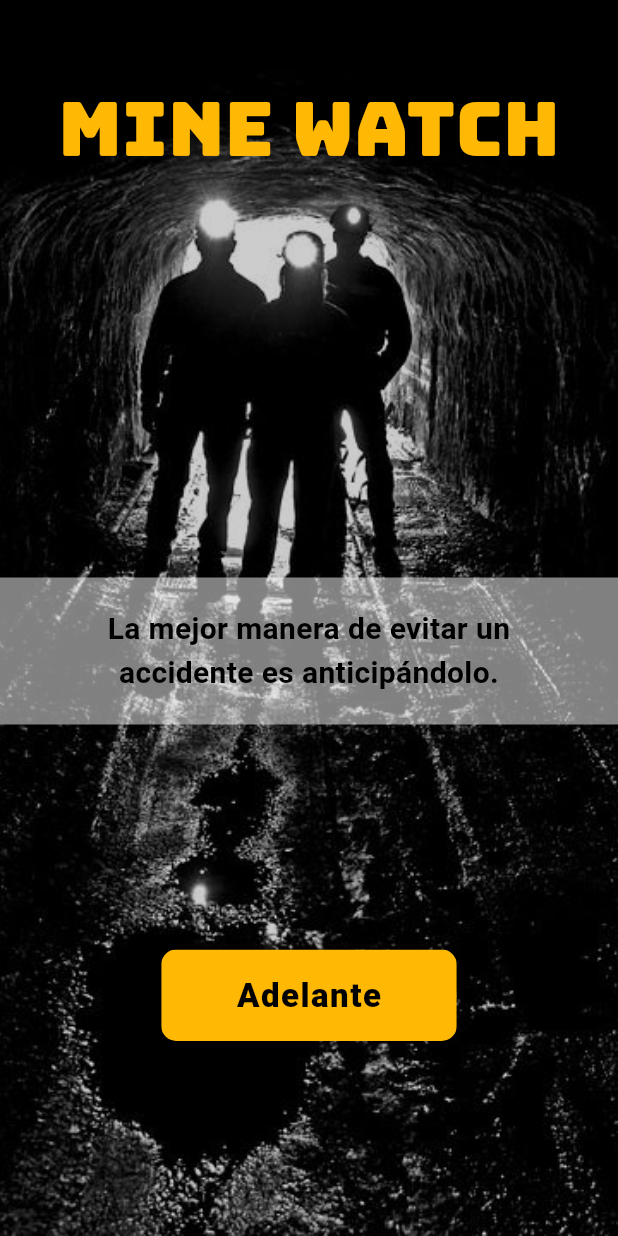
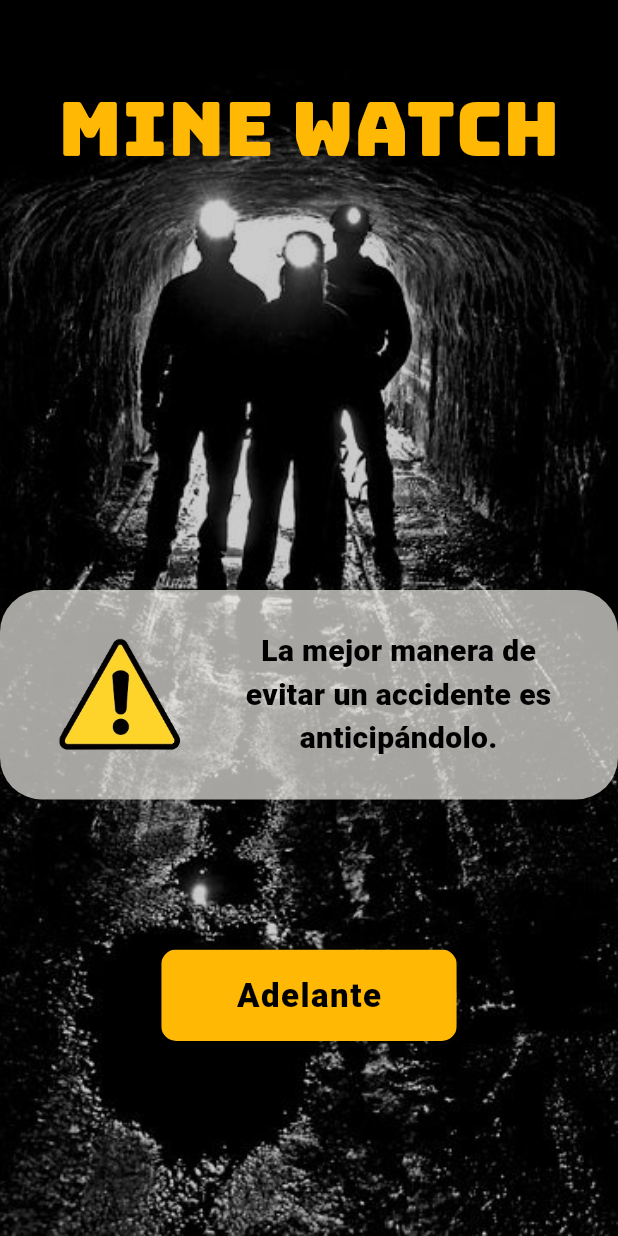
Before and after one commit to Serfelzxcv/watchmine, a Flutter app: the screen it shows after launch, on a phone screen of 412 x 824 dp. Run offline on Flutter 3.47's test engine with Material 3 defaults, Android fonts, the phone set to English and light mode, and no system bars; our stand-ins replace google_fonts.

Commit message:
Mejora el Main

```diff
--- a/lib/screens/welcome_screen.dart
+++ b/lib/screens/welcome_screen.dart
@@ -29,18 +29,37 @@ class WelcomeScreen extends StatelessWidget {
                   Container(
                   padding: EdgeInsets.symmetric(vertical: 20, horizontal: 30),
                   decoration: BoxDecoration(
-                    color: Color.fromARGB(255, 255, 255, 255).withOpacity(0.5),
+                    borderRadius: BorderRadius.circular(28),
+                    color: Color.fromARGB(255, 236, 234, 229).withOpacity(0.7),
                   ),
+                  child: Row(
+                    children: [
+                      Expanded(
+                        flex: 3,
+                        child: Image.asset(
+                          'images/warning.jpg',
+                          fit: BoxFit.contain,
+                        ),
+                      ),
+                      SizedBox(width: 20),
+
+                      Expanded(
+                        flex: 7,
                         child: Text(
                           "La mejor manera de evitar un accidente es anticipándolo.",
                           textAlign: TextAlign.center,
                           style: TextStyle(
                             fontSize: 20,
-                        color: const Color.fromARGB(255, 0, 0, 0),
-                        fontWeight: FontWeight.bold),
+                            color: Color.fromARGB(255, 0, 0, 0),
+                            fontWeight: FontWeight.w900,
                           ),
                         ),
-                SizedBox(height: 150),
+                      ),
+                    ],
+                  ),
+                ),
+
+                SizedBox(height: 100),
                 Material(
                   color: Colors.transparent,
                   child: InkWell(
```
Also changed, not shown: images/warning.jpg (added). Lines whose indentation alone changed are shown as unchanged.
